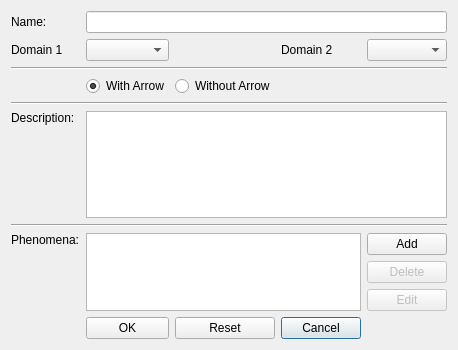
Qt form editinterface.ui (mtkloepf/ProF) before a commit.
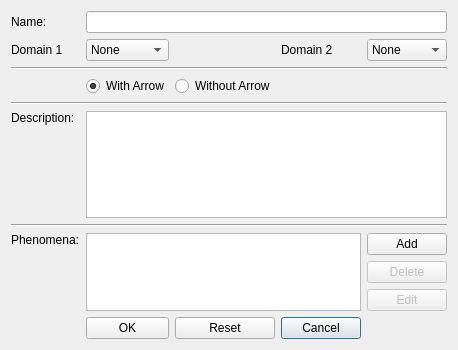
The same form after that commit.

```diff
--- a/editinterface.ui
+++ b/editinterface.ui
@@ -154,16 +154,20 @@
    </item>
    <item row="1" column="1">
     <widget class="QComboBox" name="domainOne">
-     <property name="currentText">
-      <string/>
-     </property>
+     <item>
+      <property name="text">
+       <string>None</string>
+      </property>
+     </item>
     </widget>
    </item>
    <item row="1" column="4">
     <widget class="QComboBox" name="domainTwo">
-     <property name="currentText">
-      <string/>
-     </property>
+     <item>
+      <property name="text">
+       <string>None</string>
+      </property>
+     </item>
     </widget>
    </item>
    <item row="1" column="0">
```
